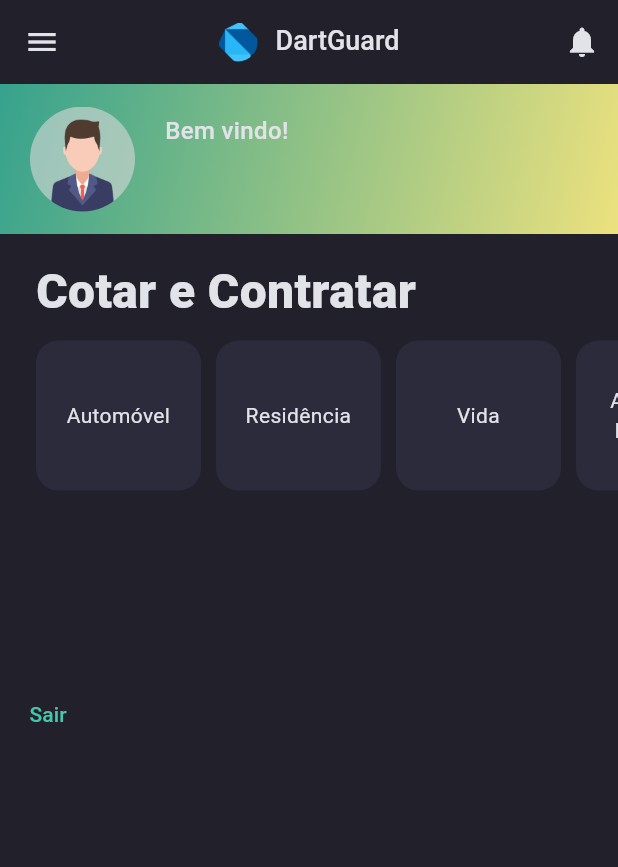
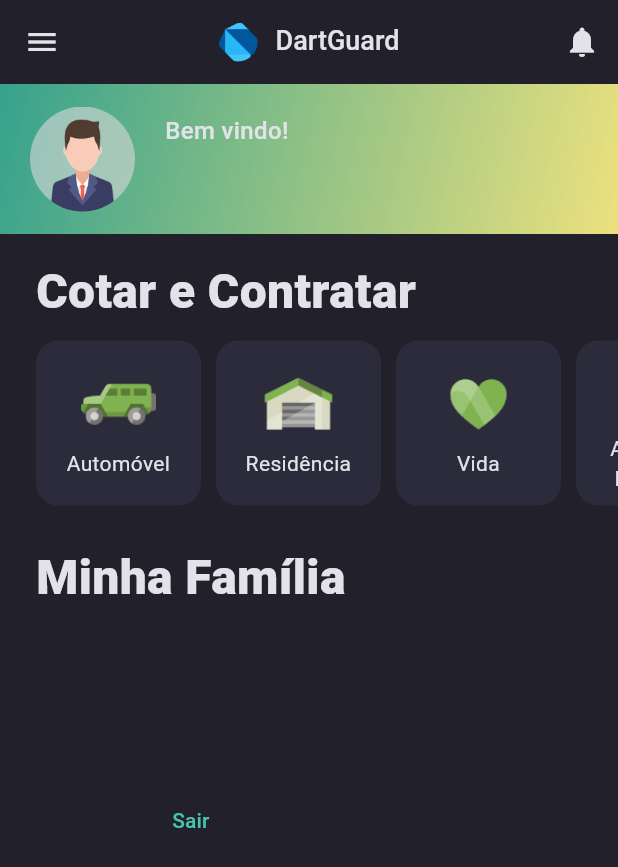
Before and after one commit to victorfidelis/DartGuard, a Flutter app: the HomeView screen opened directly, on a phone screen of 412 x 824 dp. Shown: the top 867 px of the screen. Run offline on Flutter 3.47's test engine with Material 3 defaults, Android fonts, the phone set to English and light mode, and no system bars; our stand-ins replace cloud_firestore, firebase_auth, firebase_core; accounts and stored records are empty.

Commit message:
seção de contratos criada

```diff
--- a/dart_guard/lib/app/modules/main/views/home/views/home_view.dart
+++ b/dart_guard/lib/app/modules/main/views/home/views/home_view.dart
@@ -1,4 +1,5 @@
 import 'package:dart_guard/app/modules/main/views/home/widgets/contract_section.dart';
+import 'package:dart_guard/app/modules/main/views/home/widgets/my_family_section.dart';
 import 'package:dart_guard/app/modules/main/views/home/widgets/user_card.dart';
 import 'package:dart_guard/app/modules/main/views/wrapper/wrapper_viewmodel.dart';
 import 'package:dart_guard/app/shared/widgets/app_logo.dart';
@@ -27,8 +28,17 @@ class HomeView extends StatelessWidget {
           SizedBox(height: 15),
           ContractSection(),
           SizedBox(height: 15),
-          SizedBox(height: 100),
-          TextButton(onPressed: context.read<WrapperViewmodel>().logOut, child: Text('Sair')),
+          Padding(
+            padding: const EdgeInsets.symmetric(horizontal: 24),
+            child: Column(
+              children: [
+                MyFamilySection(),
+                SizedBox(height: 15),
+                SizedBox(height: 100),
+                TextButton(onPressed: context.read<WrapperViewmodel>().logOut, child: Text('Sair')),
+              ],
+            ),
+          ),
         ],
       ),
     );
--- a/dart_guard/lib/app/modules/main/views/home/widgets/contract_card.dart
+++ b/dart_guard/lib/app/modules/main/views/home/widgets/contract_card.dart
@@ -3,20 +3,24 @@ import 'package:dart_guard/app/shared/theme/theme_constants.dart';
 import 'package:flutter/material.dart';
 
 class ContractCard extends StatelessWidget {
-  final Contract hire;
-  const ContractCard({super.key, required this.hire});
+  final Contract contract;
+  const ContractCard({super.key, required this.contract});
 
   @override
   Widget build(BuildContext context) {
     return Container(
       margin: EdgeInsets.symmetric(vertical: 10),
       width: 110,
-      decoration: BoxDecoration(
-        color: ThemeConstants.containerBackgroung,
-        borderRadius: BorderRadius.circular(15),
-      ),
+      decoration: BoxDecoration(color: ThemeConstants.containerBackgroung, borderRadius: BorderRadius.circular(15)),
       child: Center(
-        child: Text(hire.name, textAlign: TextAlign.center,),
+        child: Column(
+          mainAxisSize: MainAxisSize.min,
+          children: [
+            SizedBox(height: 50, width: 50, child: Image.asset('assets/images/${contract.image}', fit: BoxFit.contain)),
+            SizedBox(height: 4),
+            Text(contract.name, textAlign: TextAlign.center),
+          ],
+        ),
       ),
     );
   }
--- a/dart_guard/lib/app/modules/main/views/home/widgets/contract_section.dart
+++ b/dart_guard/lib/app/modules/main/views/home/widgets/contract_section.dart
@@ -1,5 +1,6 @@
 import 'package:dart_guard/app/modules/main/models/hire.dart';
 import 'package:dart_guard/app/modules/main/views/home/widgets/contract_card.dart';
+import 'package:dart_guard/app/modules/main/views/home/widgets/title_section.dart';
 import 'package:flutter/material.dart';
 
 class ContractSection extends StatelessWidget {
@@ -14,19 +15,19 @@ class ContractSection extends StatelessWidget {
       children: [
         Padding(
           padding: const EdgeInsets.only(left: 24),
-          child: Text('Cotar e Contratar', style: TextStyle(fontSize: 32, fontWeight: FontWeight.w900)),
+          child: TitleSection('Cotar e Contratar'),
         ),
         SizedBox(
-          height: 120,
+          height: 130,
           child: ListView(scrollDirection: Axis.horizontal, children: [
               SizedBox(width: 24),
-              ContractCard(hire: Contract(name: 'Automóvel', image: '')),
+              ContractCard(contract: Contract(name: 'Automóvel', image: 'car.png')),
               SizedBox(width: 10),
-              ContractCard(hire: Contract(name: 'Residência', image: '')),
+              ContractCard(contract: Contract(name: 'Residência', image: 'house.png')),
               SizedBox(width: 10),
-              ContractCard(hire: Contract(name: 'Vida', image: '')),
+              ContractCard(contract: Contract(name: 'Vida', image: 'heart.png')),
               SizedBox(width: 10),
-              ContractCard(hire: Contract(name: 'Acidentes Pessoais', image: '')),
+              ContractCard(contract: Contract(name: 'Acidentes Pessoais', image: 'crutch.png')),
               SizedBox(width: 24),
             ],
           ),
--- /dev/null
+++ b/dart_guard/lib/app/modules/main/views/home/widgets/my_family_section.dart
@@ -0,0 +1,11 @@
+import 'package:dart_guard/app/modules/main/views/home/widgets/title_section.dart';
+import 'package:flutter/material.dart';
+
+class MyFamilySection extends StatelessWidget {
+  const MyFamilySection({super.key});
+
+  @override
+  Widget build(BuildContext context) {
+    return Column(children: [TitleSection('Minha Família')],);
+  }
+}
--- /dev/null
+++ b/dart_guard/lib/app/modules/main/views/home/widgets/title_section.dart
@@ -0,0 +1,11 @@
+import 'package:flutter/material.dart';
+
+class TitleSection extends StatelessWidget {
+  final String title;
+  const TitleSection(this.title, {super.key});
+
+  @override
+  Widget build(BuildContext context) {
+    return Text(title, style: TextStyle(fontSize: 32, fontWeight: FontWeight.w900));
+  }
+}
```
Also changed, not shown: dart_guard/assets/images/car.png (added), dart_guard/assets/images/crutch.png (added), dart_guard/assets/images/heart.png (added), dart_guard/assets/images/house.png (added).
